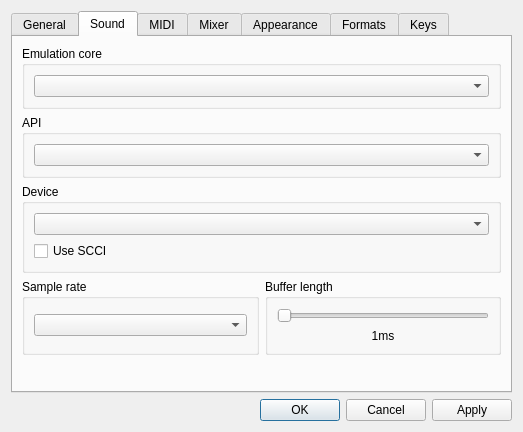
This is BambooTracker/gui/configuration_dialog.ui in BambooTracker/BambooTracker as Qt 5 draws it before an edit. The edited form follows.
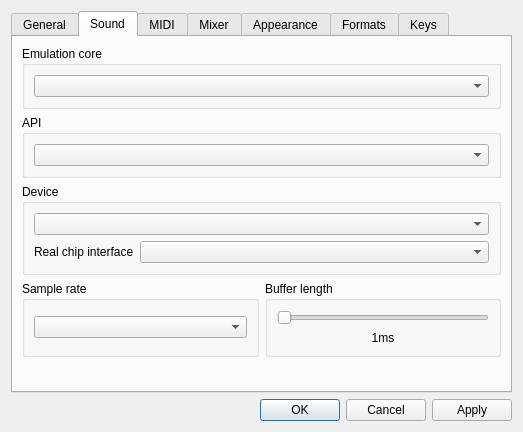
This is the edited form. The open tabs and pages were chosen to show the change. Custom widgets are drawn as their Qt base class.

What changed in the file:
```diff
--- a/BambooTracker/gui/configuration_dialog.ui
+++ b/BambooTracker/gui/configuration_dialog.ui
@@ -291,16 +291,19 @@
          <property name="title">
           <string>Device</string>
          </property>
-         <layout class="QVBoxLayout" name="verticalLayout_5">
-          <item>
+         <layout class="QFormLayout" name="formLayout_5">
+          <item row="1" column="0">
+           <widget class="QLabel" name="realChipLabel">
+            <property name="text">
+             <string>Real chip interface</string>
+            </property>
+           </widget>
+          </item>
+          <item row="0" column="0" colspan="2">
            <widget class="QComboBox" name="soundDeviceComboBox"/>
           </item>
-          <item>
-           <widget class="QCheckBox" name="useSCCICheckBox">
-            <property name="text">
-             <string>Use SCCI</string>
-            </property>
-           </widget>
+          <item row="1" column="1">
+           <widget class="QComboBox" name="realChipComboBox"/>
           </item>
          </layout>
         </widget>
```
Left out of the diff: 2 changed lines with no effect on the pictures.
